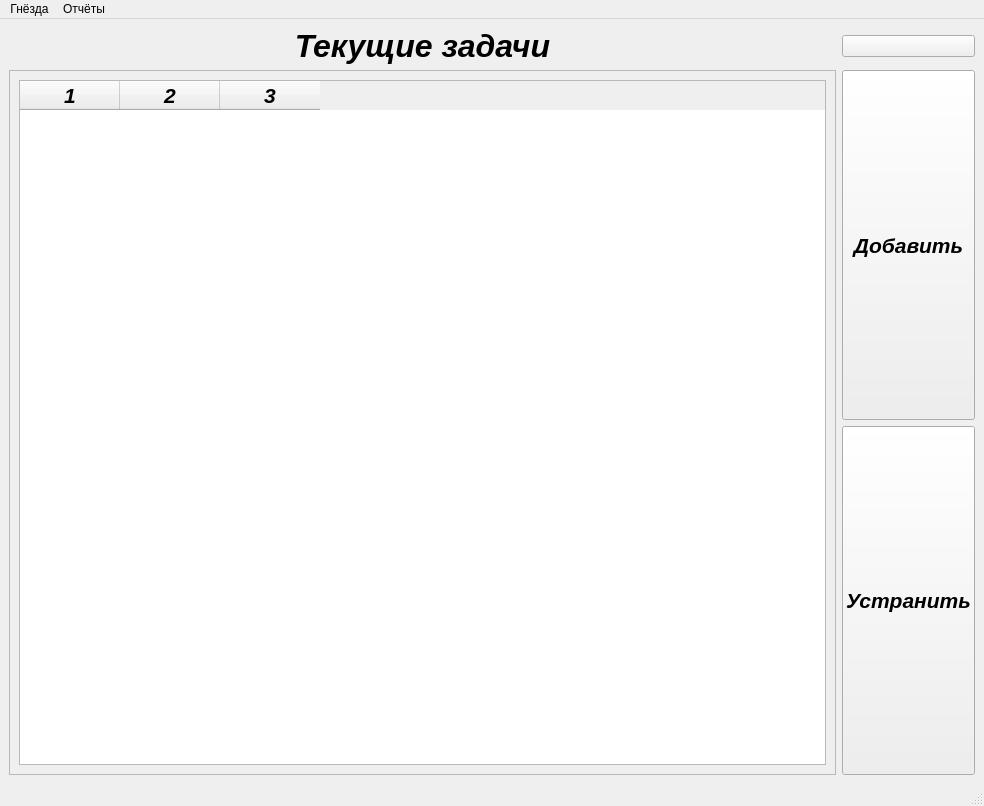
Qt form ui_files/main_page.ui (Yudin-num2/EVP_QT6) before a commit.
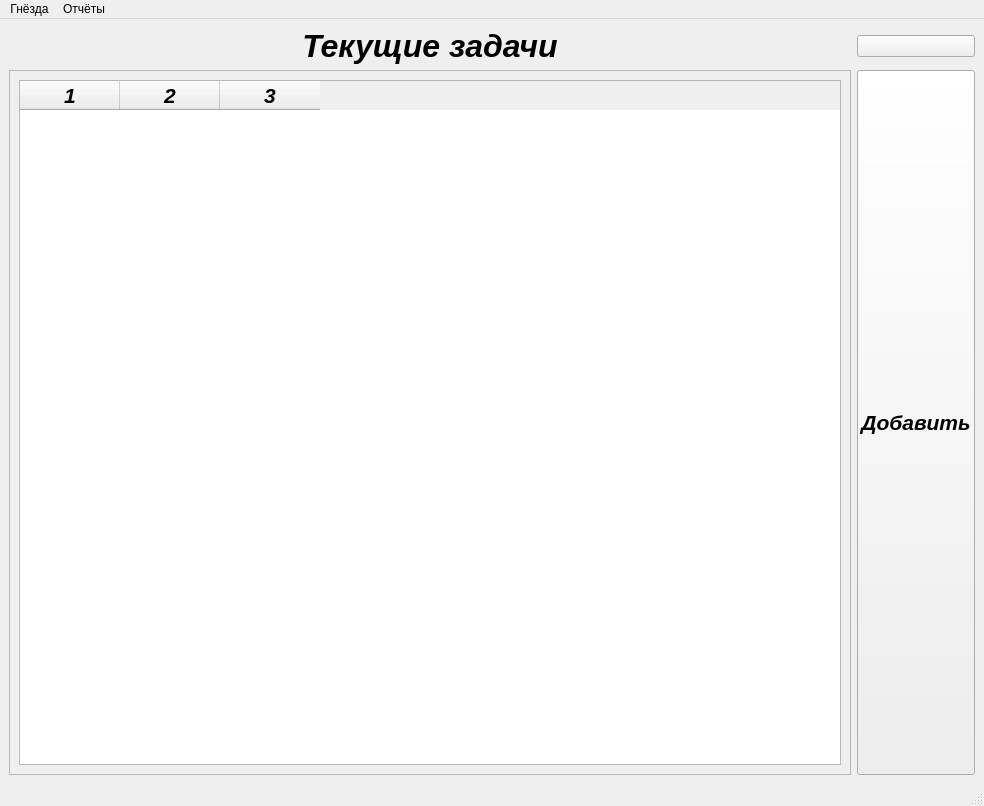
The same form after that commit. Icons and pictures are not drawn.

Commit message: add 'completeTask' dialog

```diff
--- a/ui_files/main_page.ui
+++ b/ui_files/main_page.ui
@@ -50,26 +50,6 @@
         </property>
        </widget>
       </item>
-      <item>
-       <widget class="QPushButton" name="main_remove_task">
-        <property name="sizePolicy">
-         <sizepolicy hsizetype="Minimum" vsizetype="Minimum">
-          <horstretch>0</horstretch>
-          <verstretch>0</verstretch>
-         </sizepolicy>
-        </property>
-        <property name="font">
-         <font>
-          <pointsize>16</pointsize>
-          <italic>true</italic>
-          <bold>true</bold>
-         </font>
-        </property>
-        <property name="text">
-         <string>Устранить</string>
-        </property>
-       </widget>
-      </item>
      </layout>
     </item>
     <item row="0" column="0">
@@ -102,7 +82,7 @@
         <rect>
          <x>0</x>
          <y>0</y>
-         <width>828</width>
+         <width>840</width>
          <height>680</height>
         </rect>
        </property>
@@ -172,6 +152,9 @@
     </item>
     <item row="0" column="1">
      <widget class="QPushButton" name="update_tasks_list">
+      <property name="autoFillBackground">
+       <bool>false</bool>
+      </property>
       <property name="text">
        <string/>
       </property>
@@ -185,6 +168,9 @@
         <height>50</height>
        </size>
       </property>
+      <property name="checkable">
+       <bool>false</bool>
+      </property>
      </widget>
     </item>
    </layout>
```
Left out of the diff: 2 changed lines with no effect on the pictures. The commit also changes 8 other files.
